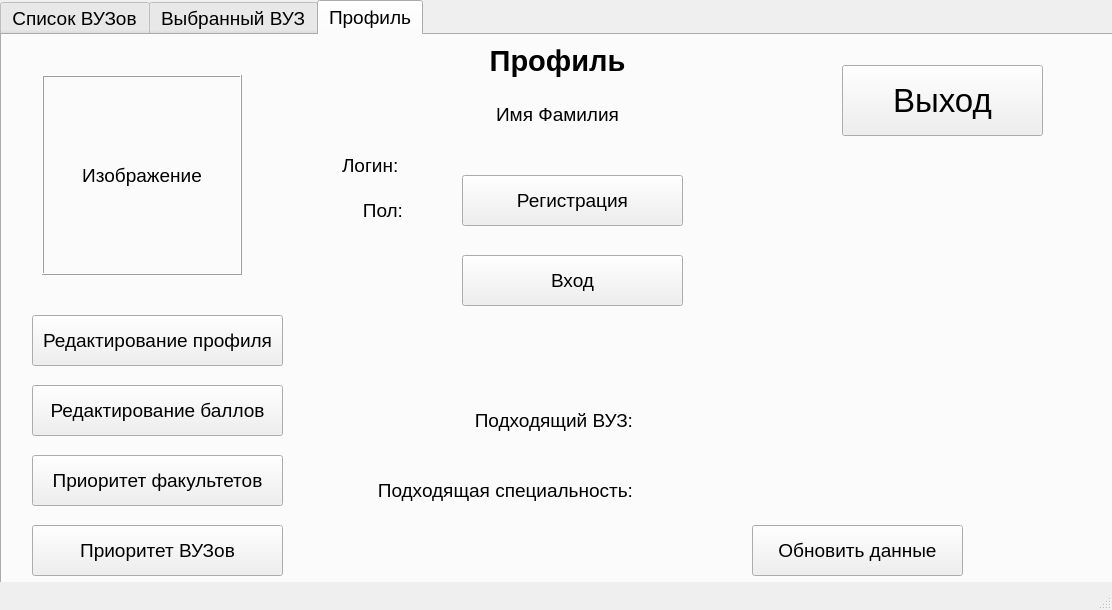
Qt form profileUI.ui (OverHome/Agrant) before a commit.
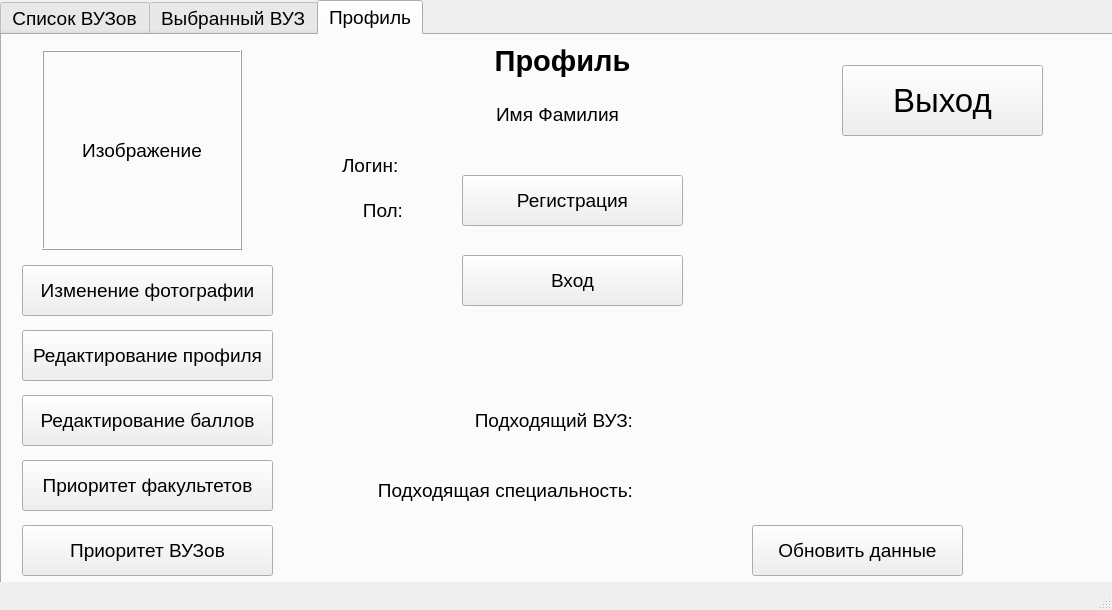
The same form after that commit.

```diff
--- a/profileUI.ui
+++ b/profileUI.ui
@@ -147,8 +147,8 @@
      <widget class="QPushButton" name="editButton">
       <property name="geometry">
        <rect>
-        <x>30</x>
-        <y>280</y>
+        <x>20</x>
+        <y>295</y>
         <width>251</width>
         <height>51</height>
        </rect>
@@ -179,7 +179,7 @@
       <property name="geometry">
        <rect>
         <x>40</x>
-        <y>40</y>
+        <y>15</y>
         <width>200</width>
         <height>200</height>
        </rect>
@@ -281,9 +281,9 @@
      <widget class="QLabel" name="label_2">
       <property name="geometry">
        <rect>
-        <x>10</x>
+        <x>250</x>
         <y>0</y>
-        <width>1091</width>
+        <width>621</width>
         <height>51</height>
        </rect>
       </property>
@@ -304,8 +304,8 @@
      <widget class="QPushButton" name="pointsButton">
       <property name="geometry">
        <rect>
-        <x>30</x>
-        <y>350</y>
+        <x>20</x>
+        <y>360</y>
         <width>251</width>
         <height>51</height>
        </rect>
@@ -317,8 +317,8 @@
      <widget class="QPushButton" name="facButton">
       <property name="geometry">
        <rect>
-        <x>30</x>
-        <y>420</y>
+        <x>20</x>
+        <y>425</y>
         <width>251</width>
         <height>51</height>
        </rect>
@@ -330,7 +330,7 @@
      <widget class="QPushButton" name="vuzButton">
       <property name="geometry">
        <rect>
-        <x>30</x>
+        <x>20</x>
         <y>490</y>
         <width>251</width>
         <height>51</height>
@@ -433,6 +433,19 @@
        <string>Обновить данные</string>
       </property>
      </widget>
+     <widget class="QPushButton" name="photo_button">
+      <property name="geometry">
+       <rect>
+        <x>20</x>
+        <y>230</y>
+        <width>251</width>
+        <height>51</height>
+       </rect>
+      </property>
+      <property name="text">
+       <string>Изменение фотографии</string>
+      </property>
+     </widget>
     </widget>
    </widget>
   </widget>
```
